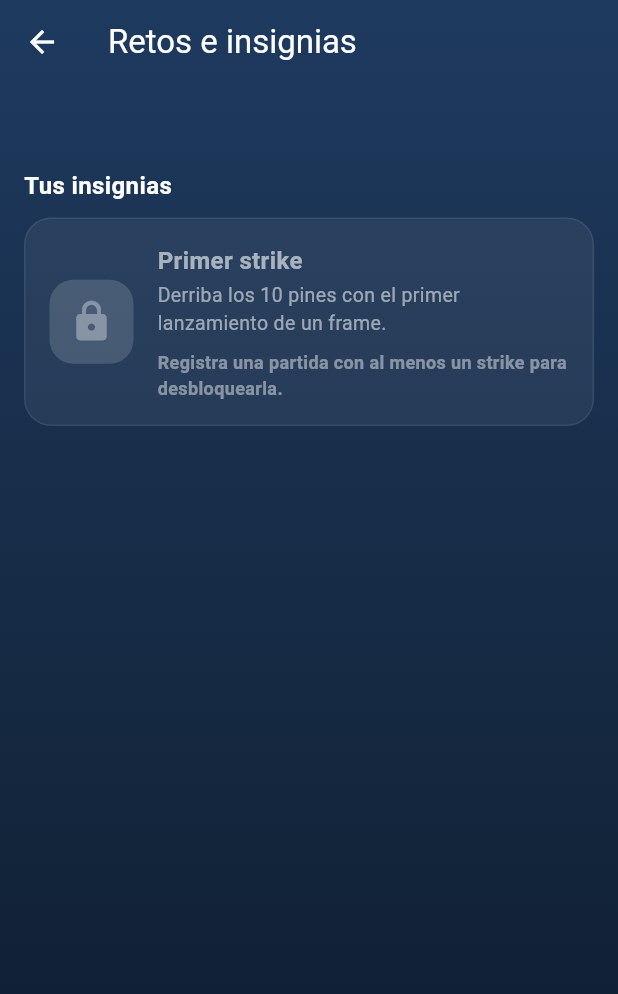
After one commit to jeanpierrecarbalpinilla/bowlingpro-final, a Flutter app: the screen it shows once a user with an empty profile is signed in, after a tap on "Retos e insignias", on a phone screen of 412 x 824 dp. The commit adds this screen. Shown: the top 994 px of the screen. Run offline on Flutter 3.47's test engine with Material 3 defaults, Android fonts, the phone set to English and light mode, and no system bars; our stand-ins replace cloud_firestore, firebase_auth, firebase_core; accounts and stored records are empty.

Commit message:
feat(epica5): implementa insignia Primer Strike y vista de retos

```diff
--- a/lib/screens/home_screen.dart
+++ b/lib/screens/home_screen.dart
@@ -7,6 +7,7 @@ import 'package:cloud_firestore/cloud_firestore.dart';
 import 'package:firebase_auth/firebase_auth.dart';
 import 'coaching_screen.dart';
 import 'admin_screen.dart';
+import 'retos_screen.dart';
 
 class HomeScreen extends StatelessWidget {
   const HomeScreen({super.key});
@@ -125,6 +126,17 @@ class HomeScreen extends StatelessWidget {
                             onTap: () => Navigator.push(
                               context,
                               MaterialPageRoute(builder: (_) => const HistorialScreen()),
+                            ),
+                          ),
+                          const SizedBox(height: 14),
+                          _MenuCard(
+                            icon: Icons.emoji_events_rounded,
+                            iconColor: const Color(0xFFFFA726),
+                            title: 'Retos e insignias',
+                            subtitle: 'Desbloquea logros con tus partidas',
+                            onTap: () => Navigator.push(
+                              context,
+                              MaterialPageRoute(builder: (_) => const RetosScreen()),
                             ),
                           ),
                           const SizedBox(height: 14),
--- /dev/null
+++ b/lib/screens/retos_screen.dart
@@ -0,0 +1,204 @@
+import 'package:firebase_auth/firebase_auth.dart';
+import 'package:flutter/material.dart';
+import '../services/insignia_service.dart';
+
+/// Pantalla de retos e insignias del jugador.
+class RetosScreen extends StatefulWidget {
+  const RetosScreen({super.key});
+
+  @override
+  State<RetosScreen> createState() => _RetosScreenState();
+}
+
+class _RetosScreenState extends State<RetosScreen> {
+  final InsigniaService _service = InsigniaService();
+
+  bool _cargando = true;
+  String? _error;
+  bool _desbloqueada = false;
+  int _strikes = 0;
+
+  @override
+  void initState() {
+    super.initState();
+    _cargar();
+  }
+
+  Future<void> _cargar() async {
+    final uid = FirebaseAuth.instance.currentUser?.uid;
+    if (uid == null) {
+      setState(() {
+        _error = 'No hay sesion activa';
+        _cargando = false;
+      });
+      return;
+    }
+    try {
+      // Valida contra el historial y desbloquea si corresponde.
+      await _service.evaluar(uid);
+      final tiene = await _service.obtenerDesbloqueadas(uid);
+      final strikes = await _service.totalStrikes(uid);
+      if (!mounted) return;
+      setState(() {
+        _desbloqueada = tiene.contains(primerStrike.id);
+        _strikes = strikes;
+        _cargando = false;
+      });
+    } catch (e) {
+      if (!mounted) return;
+      setState(() {
+        _error = '$e'.replaceFirst('Exception: ', '');
+        _cargando = false;
+      });
+    }
+  }
+
+  @override
+  Widget build(BuildContext context) {
+    return Scaffold(
+      extendBodyBehindAppBar: true,
+      appBar: AppBar(
+        backgroundColor: Colors.transparent,
+        elevation: 0,
+        foregroundColor: Colors.white,
+        title: const Text('Retos e insignias'),
+      ),
+      body: Container(
+        decoration: const BoxDecoration(
+          gradient: LinearGradient(
+            begin: Alignment.topCenter,
+            end: Alignment.bottomCenter,
+            colors: [Color(0xFF1E3A5F), Color(0xFF0D1B2A)],
+          ),
+        ),
+        child: SafeArea(child: _contenido()),
+      ),
+    );
+  }
+
+  Widget _contenido() {
+    if (_cargando) {
+      return const Center(
+        child: CircularProgressIndicator(color: Color(0xFFFFA726)),
+      );
+    }
+    if (_error != null) {
+      return Center(
+        child: Padding(
+          padding: const EdgeInsets.all(24),
+          child: Text(
+            _error!,
+            textAlign: TextAlign.center,
+            style: TextStyle(color: Colors.white.withValues(alpha: 0.65)),
+          ),
+        ),
+      );
+    }
+
+    return ListView(
+      padding: const EdgeInsets.fromLTRB(16, 56, 16, 24),
+      children: [
+        const Text(
+          'Tus insignias',
+          style: TextStyle(
+            color: Colors.white,
+            fontSize: 16,
+            fontWeight: FontWeight.w600,
+          ),
+        ),
+        const SizedBox(height: 10),
+        _InsigniaCard(
+          insignia: primerStrike,
+          desbloqueada: _desbloqueada,
+          progreso: _desbloqueada
+              ? 'Strikes en tu historial: $_strikes'
+              : 'Registra una partida con al menos un strike para desbloquearla.',
+        ),
+      ],
+    );
+  }
+}
+
+class _InsigniaCard extends StatelessWidget {
+  final Insignia insignia;
+  final bool desbloqueada;
+  final String progreso;
+
+  const _InsigniaCard({
+    required this.insignia,
+    required this.desbloqueada,
+    required this.progreso,
+  });
+
+  @override
+  Widget build(BuildContext context) {
+    final color =
+        desbloqueada ? const Color(0xFFFFA726) : Colors.white.withValues(alpha: 0.35);
+
+    return Container(
+      padding: const EdgeInsets.all(16),
+      decoration: BoxDecoration(
+        color: Colors.white.withValues(alpha: 0.06),
+        borderRadius: BorderRadius.circular(18),
+        border: Border.all(
+          color: desbloqueada
+              ? const Color(0xFFFFA726).withValues(alpha: 0.6)
+              : Colors.white.withValues(alpha: 0.08),
+        ),
+      ),
+      child: Row(
+        children: [
+          Container(
+            width: 56,
+            height: 56,
+            decoration: BoxDecoration(
+              color: color.withValues(alpha: 0.15),
+              borderRadius: BorderRadius.circular(16),
+            ),
+            child: Icon(
+              desbloqueada ? Icons.emoji_events_rounded : Icons.lock_rounded,
+              color: color,
+              size: 30,
+            ),
+          ),
+          const SizedBox(width: 16),
+          Expanded(
+            child: Column(
+              crossAxisAlignment: CrossAxisAlignment.start,
+              children: [
+                Text(
+                  insignia.titulo,
+                  style: TextStyle(
+                    color: Colors.white
+                        .withValues(alpha: desbloqueada ? 1 : 0.6),
+                    fontSize: 16,
+                    fontWeight: FontWeight.w600,
+                  ),
+                ),
+                const SizedBox(height: 2),
+                Text(
+                  insignia.descripcion,
+                  style: TextStyle(
+                    color: Colors.white.withValues(alpha: 0.55),
+                    fontSize: 13,
+                  ),
+                ),
+                const SizedBox(height: 8),
+                Text(
+                  progreso,
+                  style: TextStyle(
+                    color: desbloqueada
+                        ? const Color(0xFF66BB6A)
+                        : Colors.white.withValues(alpha: 0.45),
+                    fontSize: 12,
+                    fontWeight: FontWeight.w600,
+                  ),
+                ),
+              ],
+            ),
+          ),
+        ],
+      ),
+    );
+  }
+}
--- /dev/null
+++ b/lib/services/insignia_service.dart
@@ -0,0 +1,66 @@
+import 'package:cloud_firestore/cloud_firestore.dart';
+import 'partida_service.dart';
+
+/// Definicion de una insignia del sistema de logros.
+class Insignia {
+  final String id;
+  final String titulo;
+  final String descripcion;
+
+  const Insignia({
+    required this.id,
+    required this.titulo,
+    required this.descripcion,
+  });
+}
+
+/// Unica insignia implementada en este sprint (el resto queda en el
+/// backlog de sprints futuros).
+const Insignia primerStrike = Insignia(
+  id: 'primer_strike',
+  titulo: 'Primer strike',
+  descripcion: 'Derriba los 10 pines con el primer lanzamiento de un frame.',
+);
+
+/// Servicio de la Epica 5 (Gamificacion).
+/// Regla de negocio: un logro solo se desbloquea si el historial real de
+/// partidas lo respalda. Nunca se otorga sin validar contra 'partidas'.
+class InsigniaService {
+  final FirebaseFirestore _db = FirebaseFirestore.instance;
+  final PartidaService _partidas = PartidaService();
+
+  /// Ids de las insignias que el usuario ya tiene (users/{uid}.insignias).
+  Future<Set<String>> obtenerDesbloqueadas(String uid) async {
+    final doc = await _db.collection('users').doc(uid).get();
+    final mapa = doc.data()?['insignias'];
+    if (mapa is Map) return mapa.keys.map((k) => '$k').toSet();
+    return {};
+  }
+
+  /// Total de strikes en el historial de partidas guardadas del jugador.
+  Future<int> totalStrikes(String uid) async {
+    final partidas = await _partidas.obtenerPartidas(uid);
+    return partidas.fold<int>(0, (suma, p) {
+      final s = p['strikes'];
+      return suma + (s is num ? s.toInt() : 0);
+    });
+  }
+
+  /// Revisa el historial y desbloquea lo que corresponda.
+  /// Devuelve solo las insignias recien desbloqueadas.
+  Future<List<Insignia>> evaluar(String uid) async {
+    final yaTiene = await obtenerDesbloqueadas(uid);
+    final nuevas = <Insignia>[];
+
+    if (!yaTiene.contains(primerStrike.id) && await totalStrikes(uid) >= 1) {
+      await _db.collection('users').doc(uid).set({
+        'insignias': {
+          primerStrike.id: {'fecha': Timestamp.now()},
+        },
+      }, SetOptions(merge: true));
+      nuevas.add(primerStrike);
+    }
+
+    return nuevas;
+  }
+}
```
